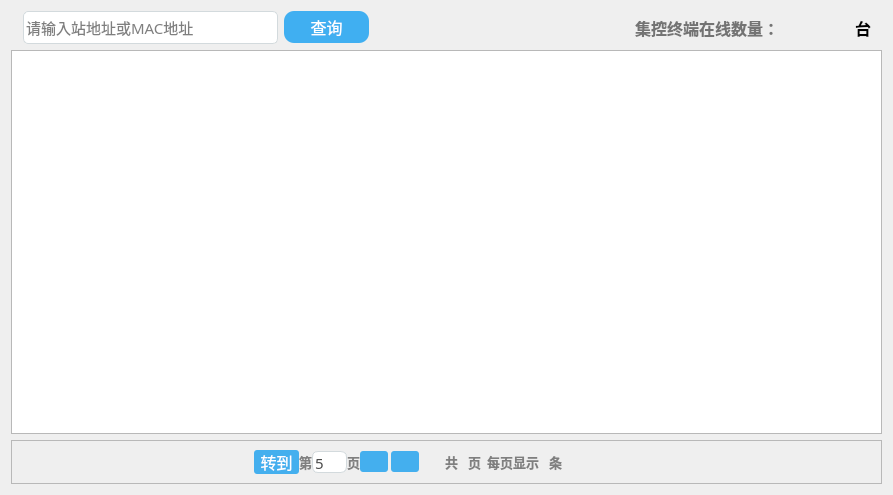
Before: the Qt Designer form deviceManage/devicedlg.ui in wwkl3385/ManagementTool, drawn with Qt 5.
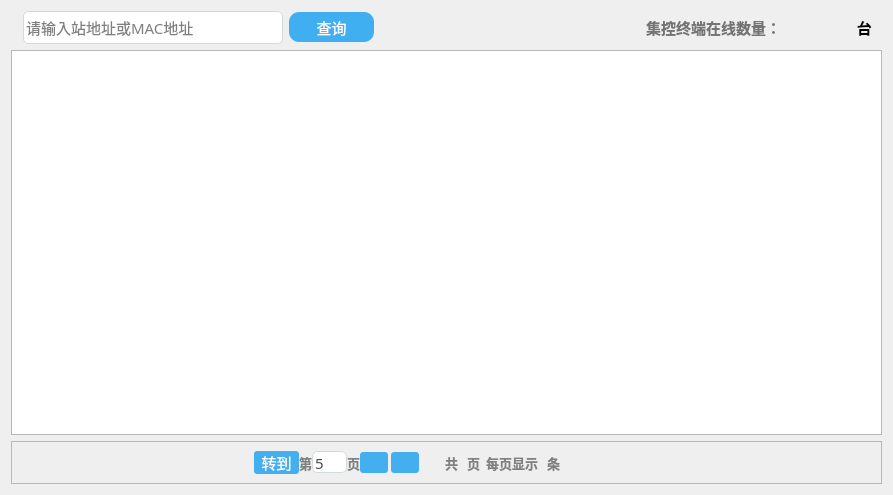
After: the same form once the commit is applied. Icons and pictures are not drawn.

```diff
--- a/deviceManage/devicedlg.ui
+++ b/deviceManage/devicedlg.ui
@@ -62,7 +62,7 @@
      <property name="styleSheet">
       <string notr="true">color: #737373;
 border-radius:10px;
-font:12pt;
+font:11pt;
 font:bold;
 font-family:Microsoft Yahei;</string>
      </property>
@@ -76,7 +76,7 @@
      <property name="minimumSize">
       <size>
        <width>0</width>
-       <height>33</height>
+       <height>30</height>
       </size>
      </property>
      <property name="maximumSize">
@@ -182,7 +182,7 @@
      <property name="minimumSize">
       <size>
        <width>85</width>
-       <height>32</height>
+       <height>30</height>
       </size>
      </property>
      <property name="maximumSize">
@@ -198,7 +198,7 @@
     color:white;
     background-color:#40aff1;
     border-radius:10px;
-	font: 12pt;
+	font: 11pt;
 }
 
 QPushButton:hover
@@ -233,7 +233,7 @@
      <property name="styleSheet">
       <string notr="true">color: rgb(0, 0, 0);
 border-radius:10px;
-font:12pt;
+font:11pt;
 font:bold;
 font-family:Microsoft Yahei;</string>
      </property>
@@ -322,7 +322,7 @@
     color:white;
     background-color:#44afee;
     border-radius:3px;
-	font: 12pt;
+	font: 11pt;
 }
 
 QPushButton:hover
@@ -380,7 +380,7 @@
            <string notr="true">QLineEdit{
 background-color: rgb(255,255,255);
 color: #4a4a4a;
-border-radius:6px;
+border-radius:5px;
 font:11pt;
 font-family:Microsoft Yahei;
 border:1px solid #d3dadd;
@@ -574,11 +574,10 @@
         <item>
          <widget class="QLabel" name="allPageLabel">
           <property name="styleSheet">
-           <string notr="true">color: #000000;
-border-radius:10px;
-font:12pt;
-font:bold;
-font-family:微软雅黑;</string>
+           <string notr="true">color: #3bb4f4;
+border-radius:6px;
+font:11pt;
+font-family:Microsoft Yahei;</string>
           </property>
           <property name="text">
            <string/>
@@ -639,11 +638,10 @@
         <item>
          <widget class="QLabel" name="numLabel">
           <property name="styleSheet">
-           <string notr="true">color: #000000;
-border-radius:10px;
-font:12pt;
-font:bold;
-font-family:微软雅黑;</string>
+           <string notr="true">color: #3bb4f4;
+border-radius:6px;
+font:11pt;
+font-family:Microsoft Yahei;</string>
           </property>
           <property name="text">
            <string/>
@@ -687,7 +685,7 @@
      <property name="styleSheet">
       <string notr="true">QTableWidget
 {
-font:11pt;
+font:9pt;
 color:black;
 }
 QTableWidget::item:hover
@@ -699,7 +697,7 @@
 {
 background-color:lightblue;
 color:blue;
-font:13pt;
+font:11pt;
 } 
 QHeaderView
 {
```
Left out of the diff: 11 changed lines with no effect on the pictures.
